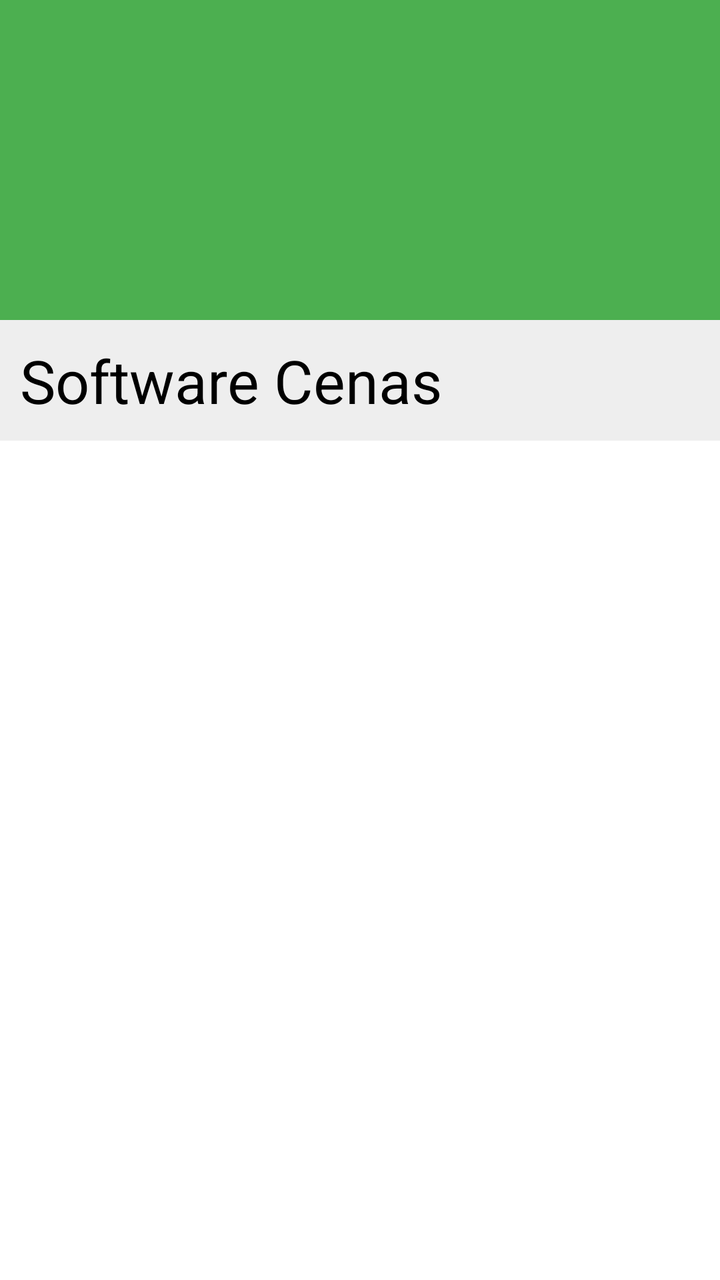
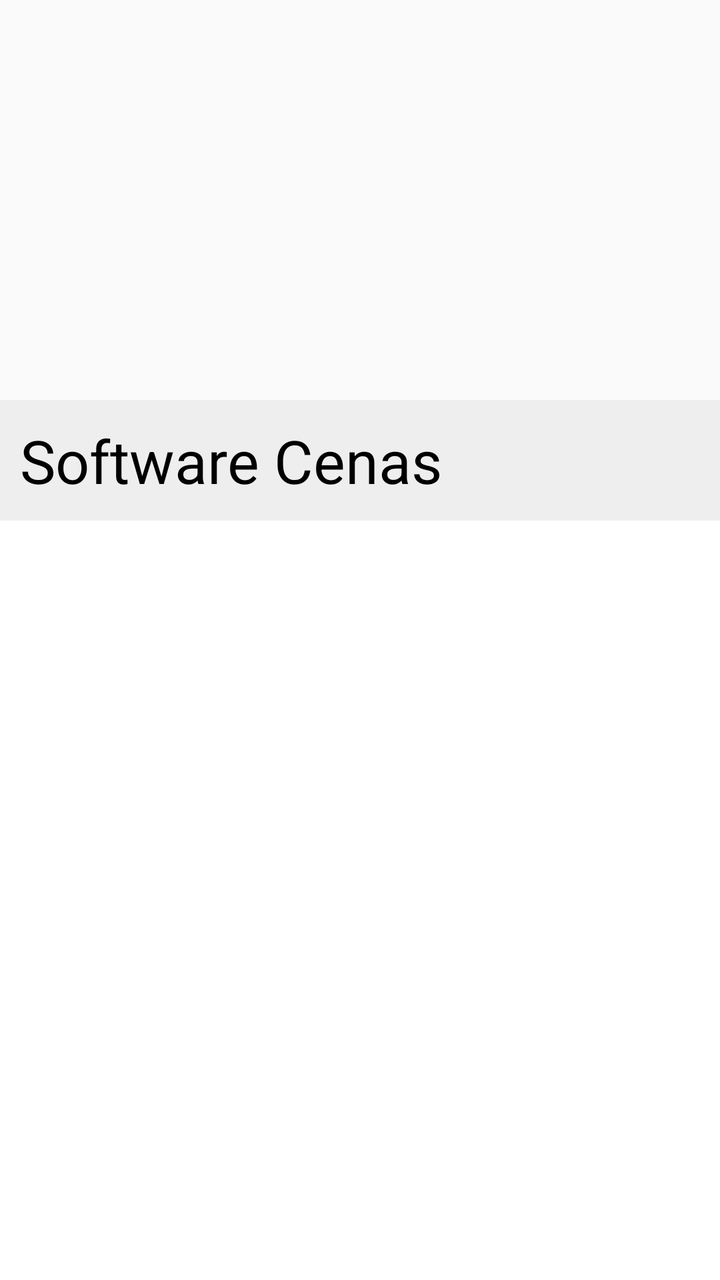

Screens rendered from an Android XML layout before and after an edit, with the pre-edit source and the edit as a unified diff.
<!-- AndroidManifest.xml: application theme AppTheme -->
<!-- res/layout/ka_fragment.xml -->
<?xml version="1.0" encoding="utf-8"?>
<RelativeLayout xmlns:android="http://schemas.android.com/apk/res/android"
    xmlns:app="http://schemas.android.com/apk/res-auto"
    android:layout_width="match_parent"
    android:layout_height="match_parent">


    <ImageView
        android:id="@+id/ka_details_image"
        android:layout_width="match_parent"
        android:layout_height="@dimen/ka_image_height"
        android:background="@color/colorPrimary"
        android:scaleType="fitCenter"
        app:srcCompat="@drawable/function"
        android:layout_alignParentTop="true"
        android:layout_alignParentStart="true" />

    <TextView
        android:id="@+id/ka_details_name"
        android:layout_width="match_parent"
        android:layout_height="wrap_content"
        android:layout_alignParentStart="true"
        android:layout_below="@+id/ka_details_image"
        android:background="@color/darkerBackground"
        android:gravity="center"
        android:padding="@dimen/ka_title_padding"
        android:text="Software Cenas"
        android:textAlignment="viewStart"
        android:textColor="@android:color/black"
        android:textSize="@dimen/ka_detail_title_size" />


    <android.support.v7.widget.RecyclerView
        android:id="@+id/ka_details_topics_list"
        android:layout_width="match_parent"
        android:layout_height="match_parent"
        android:layout_below="@+id/ka_details_name"
        android:background="@color/colorAccent"
        android:paddingBottom="@dimen/ka_detail_list_padding"
        android:clipToPadding="false" />


</RelativeLayout>
<!-- resources referenced by this layout -->
<resources>
  <color name="colorAccent">#ffffff</color>
  <color name="colorPrimary">#4caf50</color>
  <color name="darkerBackground">#eeeeee</color>
  <dimen name="ka_detail_list_padding">20dp</dimen>
  <dimen name="ka_detail_title_size">30dp</dimen>
  <dimen name="ka_image_height">160dp</dimen>
  <dimen name="ka_title_padding">10dp</dimen>
  <!-- drawable function: png bitmap (drawable, 1514 bytes) -->
  <style name="AppTheme" parent="Theme.AppCompat.Light.NoActionBar">
          <item name="colorPrimary">@color/colorPrimary</item>
          <item name="colorPrimaryDark">@color/colorPrimaryDark</item>
          <item name="colorAccent">@color/colorAccent</item>
      </style>
  <color name="colorPrimaryDark">#388e3c</color>
</resources>

<!-- the commit's change to res/layout/ka_fragment.xml (unified diff, before → after) -->
@@ -8,36 +8,42 @@
     <ImageView
         android:id="@+id/ka_details_image"
         android:layout_width="match_parent"
-        android:layout_height="@dimen/ka_image_height"
-        android:background="@color/colorPrimary"
+        android:layout_height="200dp"
         android:scaleType="fitCenter"
         app:srcCompat="@drawable/function"
         android:layout_alignParentTop="true"
-        android:layout_alignParentStart="true" />
+        android:layout_alignParentStart="true"
+        android:transitionName="ka_image" />
 
-    <TextView
-        android:id="@+id/ka_details_name"
+    <LinearLayout
         android:layout_width="match_parent"
-        android:layout_height="wrap_content"
-        android:layout_alignParentStart="true"
+        android:layout_height="match_parent"
+        android:orientation="vertical"
         android:layout_below="@+id/ka_details_image"
-        android:background="@color/darkerBackground"
-        android:gravity="center"
-        android:padding="@dimen/ka_title_padding"
-        android:text="Software Cenas"
-        android:textAlignment="viewStart"
-        android:textColor="@android:color/black"
-        android:textSize="@dimen/ka_detail_title_size" />
+        android:transitionGroup="true">
+
+        <TextView
+            android:id="@+id/ka_details_name"
+            android:layout_width="match_parent"
+            android:layout_height="wrap_content"
+            android:background="@color/darkerBackground"
+            android:gravity="center"
+            android:padding="@dimen/ka_title_padding"
+            android:text="Software Cenas"
+            android:textAlignment="viewStart"
+            android:textColor="@android:color/black"
+            android:textSize="@dimen/ka_detail_title_size" />
 
 
-    <android.support.v7.widget.RecyclerView
-        android:id="@+id/ka_details_topics_list"
-        android:layout_width="match_parent"
-        android:layout_height="match_parent"
-        android:layout_below="@+id/ka_details_name"
-        android:background="@color/colorAccent"
-        android:paddingBottom="@dimen/ka_detail_list_padding"
-        android:clipToPadding="false" />
+        <android.support.v7.widget.RecyclerView
+            android:id="@+id/ka_details_topics_list"
+            android:layout_width="match_parent"
+            android:layout_height="match_parent"
+            android:background="@color/colorAccent"
+            android:paddingBottom="@dimen/ka_detail_list_padding"
+            android:clipToPadding="false" />
+
+    </LinearLayout>
 
 
 </RelativeLayout>
<!-- resource entries referenced after the edit -->
@@ -5,7 +5,6 @@
   <color name="darkerBackground">#eeeeee</color>
   <dimen name="ka_detail_list_padding">20dp</dimen>
   <dimen name="ka_detail_title_size">30dp</dimen>
-  <dimen name="ka_image_height">160dp</dimen>
   <dimen name="ka_title_padding">10dp</dimen>
   <!-- drawable function: png bitmap (drawable, 1514 bytes) -->
   <style name="AppTheme" parent="Theme.AppCompat.Light.NoActionBar">
